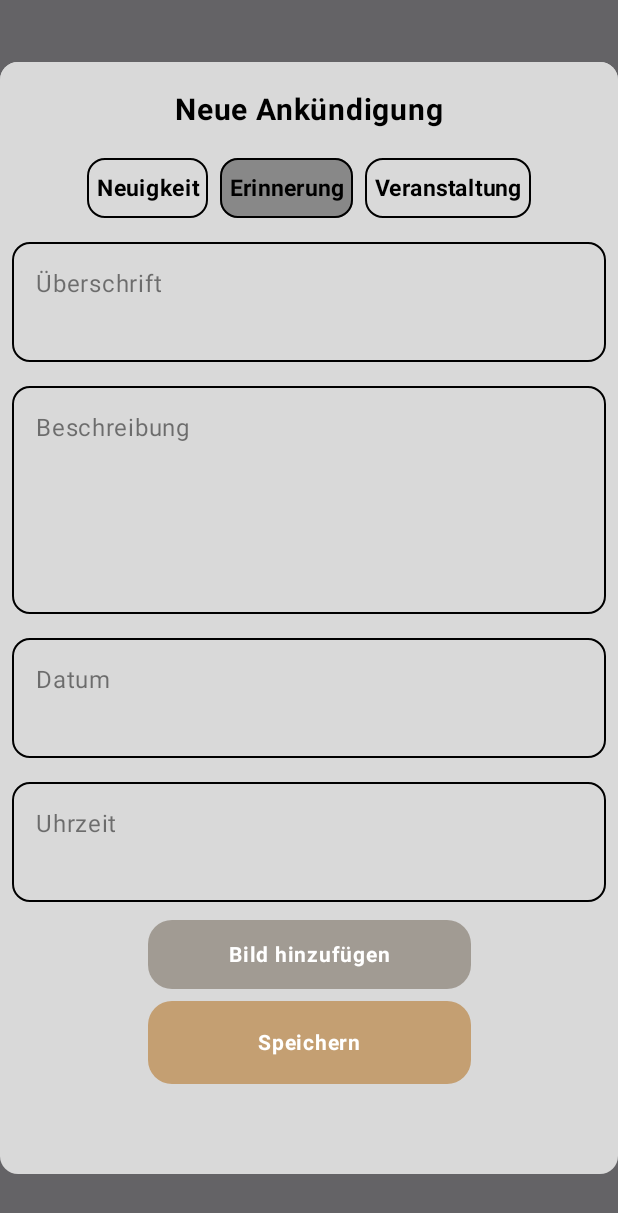
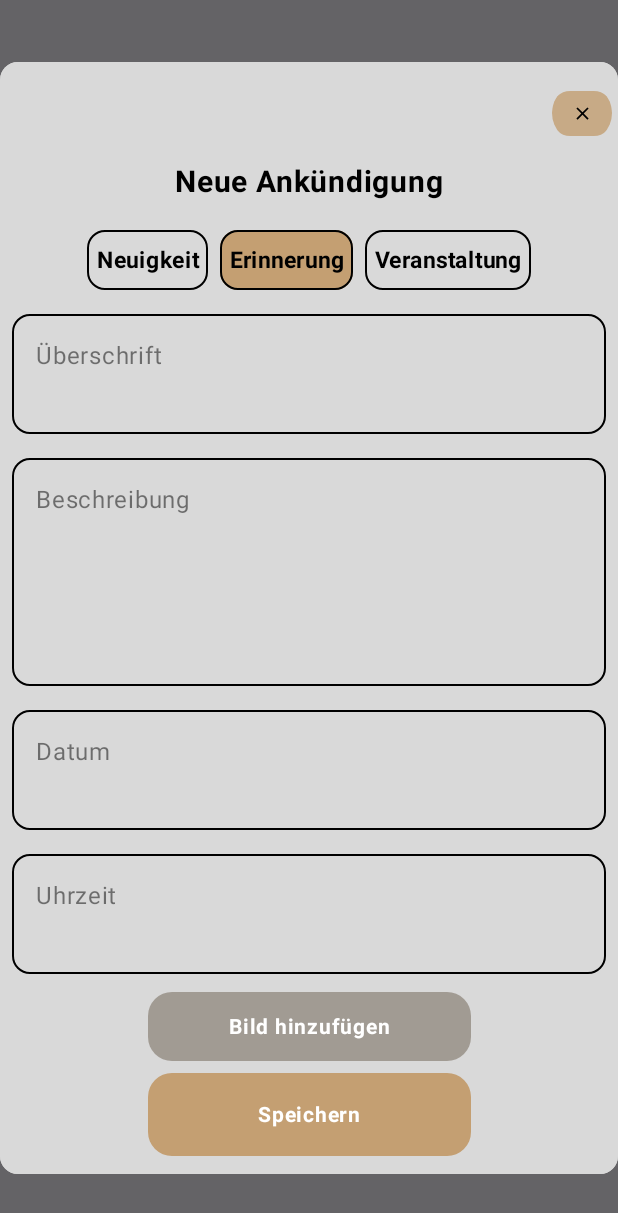
Before and after one commit to JensHuelsenbeck/ChaesStoekli, an Android app built with Jetpack Compose: the composable NewsAddDialog shown on its own in the app's theme, after a tap on "Erinnerung", on a phone screen of 412 x 824 dp. Shown: the top 1213 px of the screen. Run offline under Robolectric (Android 15) with nearby library versions, the light colour scheme and no system bars; our stand-ins replace Firebase (no records; nobody signed in at launch, a user with empty details on screens opened directly); 3 statements that could not run were skipped; 1 other tap on this screen came first.

Commit message:
NewsDialog kann nun geschlossen werden

```diff
--- a/app/src/main/java/com/example/cheas_stoeckli/AppStart.kt
+++ b/app/src/main/java/com/example/cheas_stoeckli/AppStart.kt
@@ -54,6 +54,7 @@ fun AppStart(
                 .background(screenBackgroundPrimary)
                 .navigationBarsPadding()
                 .systemBarsPadding(),
+
             bottomBar = {
                 NavigationBar(
                     containerColor = screenBackgroundPrimary,
@@ -78,7 +79,8 @@ fun AppStart(
                                 Text(tabItem.title)
                             },
                             colors = NavigationBarItemDefaults.colors(
-                                indicatorColor = Color.Transparent)
+                                indicatorColor = Color.Transparent
+                            )
                         )
                     }
                 }
--- a/app/src/main/java/com/example/cheas_stoeckli/ui/components/Dialog/EnumItem.kt
+++ b/app/src/main/java/com/example/cheas_stoeckli/ui/components/Dialog/EnumItem.kt
@@ -17,6 +17,7 @@ import androidx.compose.ui.text.style.TextAlign
 import androidx.compose.ui.unit.dp
 import androidx.compose.ui.unit.sp
 import com.example.cheas_stoeckli.ui.enums.NewsKind
+import com.example.cheas_stoeckli.ui.theme.loginButtonColor
 
 @Composable
 fun EnumItem(
@@ -33,7 +34,7 @@ fun EnumItem(
 
             .padding(horizontal = 4.dp)
             .background(
-                if (isSelected) Color.Gray else Color.Transparent,
+                if (isSelected) loginButtonColor else Color.Transparent,
                 RoundedCornerShape(12.dp)
             )
             .border(1.dp, Color.Black, shape = RoundedCornerShape(12.dp))
--- a/app/src/main/java/com/example/cheas_stoeckli/ui/components/Dialog/NewsAddDialog.kt
+++ b/app/src/main/java/com/example/cheas_stoeckli/ui/components/Dialog/NewsAddDialog.kt
@@ -1,7 +1,6 @@
 package com.example.cheas_stoeckli.ui.components.Dialog
 
 import android.net.Uri
-import android.util.Log
 import androidx.activity.compose.rememberLauncherForActivityResult
 import androidx.activity.result.contract.ActivityResultContracts
 import androidx.compose.animation.AnimatedVisibility
@@ -9,24 +8,27 @@ import androidx.compose.foundation.background
 import androidx.compose.foundation.layout.Arrangement
 import androidx.compose.foundation.layout.Box
 import androidx.compose.foundation.layout.Column
+import androidx.compose.foundation.layout.Row
 import androidx.compose.foundation.layout.Spacer
 import androidx.compose.foundation.layout.fillMaxHeight
 import androidx.compose.foundation.layout.fillMaxSize
 import androidx.compose.foundation.layout.fillMaxWidth
 import androidx.compose.foundation.layout.height
+import androidx.compose.foundation.layout.padding
+import androidx.compose.foundation.layout.width
 import androidx.compose.foundation.lazy.LazyRow
 import androidx.compose.foundation.lazy.items
 import androidx.compose.foundation.rememberScrollState
 import androidx.compose.foundation.shape.RoundedCornerShape
 import androidx.compose.foundation.verticalScroll
+import androidx.compose.material.icons.Icons
+import androidx.compose.material.icons.filled.Close
+import androidx.compose.material3.Icon
+import androidx.compose.material3.IconButton
 import androidx.compose.material3.Surface
 import androidx.compose.material3.Text
 import androidx.compose.runtime.Composable
 import androidx.compose.runtime.MutableState
-import androidx.compose.runtime.getValue
-import androidx.compose.runtime.mutableStateOf
-import androidx.compose.runtime.remember
-import androidx.compose.runtime.setValue
 import androidx.compose.ui.Alignment
 import androidx.compose.ui.Modifier
 import androidx.compose.ui.graphics.Color
@@ -36,6 +38,7 @@ import androidx.compose.ui.unit.sp
 import androidx.compose.ui.window.Dialog
 import com.example.cheas_stoeckli.ui.enums.NewsKind
 import com.example.cheas_stoeckli.ui.theme.cardBackgroundPrimary
+import com.example.cheas_stoeckli.ui.theme.loginButtonColor
 import com.example.cheas_stoeckli.ui.viewModel.NewsAddViewModel
 import org.koin.androidx.compose.koinViewModel
 
@@ -50,20 +53,9 @@ fun NewsAddDialog(
         contract = ActivityResultContracts.GetContent()
     ) { uri: Uri? ->
         uri?.let {
-        viewModel.addPictureToCloud(it)
+            viewModel.addPictureToCloud(it)
+        }
     }
-}
-
-
-    var title = remember { mutableStateOf("") }
-    var text = remember { mutableStateOf("") }
-    var img = remember { mutableStateOf("") }
-    var destination = remember { mutableStateOf("") }
-    var date = remember { mutableStateOf("") }
-    var time = remember { mutableStateOf("") }
-    var type by remember { mutableStateOf<NewsKind?>(null) }
-
-    var isSelected by remember { mutableStateOf(false) }
 
     Dialog(
         onDismissRequest = { isDialogOpen.value = false },
@@ -81,15 +73,40 @@ fun NewsAddDialog(
                     .verticalScroll(rememberScrollState()),
 
                 ) {
+
                 Column(
                     horizontalAlignment = Alignment.CenterHorizontally,
                     verticalArrangement = Arrangement.Top,
                     modifier = Modifier
                         .background(cardBackgroundPrimary)
                         .fillMaxSize()
-                       // .animateContentSize()
+
                 ) {
-                    Spacer(Modifier.height(20.dp))
+                    Spacer(Modifier.height(10.dp))
+                    Row(
+                        horizontalArrangement = Arrangement.End,
+                        modifier = Modifier.fillMaxWidth()
+                    ) {
+                        IconButton(onClick = {
+                            isDialogOpen.value = false
+                        }) {
+                            Icon(
+                                imageVector = Icons.Filled.Close,
+                                contentDescription = "",
+                                tint = Color.Black,
+                                modifier = Modifier
+                                    .height(30.dp)
+                                    .width(45.dp)
+                                    .background(
+                                        loginButtonColor.copy(alpha = 0.8f),
+                                        shape = RoundedCornerShape(12.dp)
+                                    )
+                                    .padding(8.dp)
+                            )
+                        }
+                    }
+
+                    Spacer(Modifier.height(10.dp))
                     Text(
                         text = "Neue Ankündigung",
                         fontSize = 20.sp,
@@ -105,47 +122,47 @@ fun NewsAddDialog(
                         items(NewsKind.entries) { entry ->
                             EnumItem(
                                 enum = entry,
-                                onClick = { type = entry },
-                                isSelected = type == entry
+                                onClick = { viewModel.type = entry },
+                                isSelected = viewModel.type == entry
                             )
                         }
                     }
                     Spacer(modifier = Modifier.height(8.dp))
                     DialogTextField(
-                        usedString = title,
+                        usedString = viewModel.title,
                         label = "Überschrift",
                         placeholder = "Wähle eine kurze Überschrift",
                         maxLines = 2,
                         minLines = 2
                     )
                     DialogTextField(
-                        usedString = text,
+                        usedString = viewModel.text,
                         label = "Beschreibung",
                         placeholder = "Erzähle worum es geht",
                         maxLines = 5,
                         minLines = 5
                     )
-                    AnimatedVisibility(visible = type == NewsKind.EVENTS || type == NewsKind.REMINDER) {
+                    AnimatedVisibility(visible = viewModel.type == NewsKind.EVENTS || viewModel.type == NewsKind.REMINDER) {
                         Column {
                             DialogTextField(
-                                usedString = date,
+                                usedString = viewModel.date,
                                 label = "Datum",
                                 placeholder = "Für Veranstaltungen oder Erinnerungen, zB. 05.12.25 oder Di, 20.05",
                                 maxLines = 2,
                                 minLines = 2
                             )
                             DialogTextField(
-                                usedString = time,
+                                usedString = viewModel.time,
                                 label = "Uhrzeit",
-                                placeholder = "Schreibe hier die Uhrzeit hinein? zb. 14:30 ",
+                                placeholder = "Schreibe hier die Uhrzeit hinein. zb. 14:30 ",
                                 maxLines = 2,
                                 minLines = 2
                             )
                         }
                     }
-                    AnimatedVisibility(visible = type == NewsKind.EVENTS) {
+                    AnimatedVisibility(visible = viewModel.type == NewsKind.EVENTS) {
                         DialogTextField(
-                            usedString = destination,
+                            usedString = viewModel.destination,
                             label = "Veranstaltungsort",
                             placeholder = "Schreibe die die Adresse hinein, zb Zürichstrasse 106, 8910 Affoltern am Albis",
                             maxLines = 2,
@@ -160,23 +177,15 @@ fun NewsAddDialog(
                     SaveNewsButton(
                         onClickSaveNews = {
 
-                            Log.d("SaveNewsButton", "title: ${title.value}")
-                            Log.d("SaveNewsButton", "text: ${text.value}")
-                            Log.d("SaveNewsButton", "img: ${img.value}")
-                            Log.d("SaveNewsButton", "destination: ${destination.value}")
-                            Log.d("SaveNewsButton", "date: ${date.value}")
-                            Log.d("SaveNewsButton", "time: ${time.value}")
-                            Log.d("SaveNewsButton", "type: ${type?.name ?: "null"}")
-
                             viewModel.addNews(
-                                title = title.value,
-                                text = text.value,
-                                destination = destination.value,
-                                date = date.value,
-                                type = type ?: NewsKind.NEWS,
-                                time = time.value
+                                title = viewModel.title.value,
+                                text = viewModel.text.value,
+                                destination = viewModel.destination.value,
+                                date = viewModel.date.value,
+                                type = viewModel.type ?: NewsKind.NEWS,
+                                time = viewModel.time.value
                             )
-
+                            isDialogOpen.value = false
                         },
                     )
                     Spacer(Modifier.height(20.dp))
--- a/app/src/main/java/com/example/cheas_stoeckli/ui/viewModel/NewsAddViewModel.kt
+++ b/app/src/main/java/com/example/cheas_stoeckli/ui/viewModel/NewsAddViewModel.kt
@@ -2,7 +2,9 @@ package com.example.cheas_stoeckli.ui.viewModel
 
 import android.net.Uri
 import android.util.Log
+import androidx.compose.runtime.getValue
 import androidx.compose.runtime.mutableStateOf
+import androidx.compose.runtime.setValue
 import androidx.lifecycle.ViewModel
 import com.example.cheas_stoeckli.data.repositories.CloudStorageRepository
 import com.example.cheas_stoeckli.data.repositories.CloudStorageRepository.CloudUploadError
@@ -16,7 +18,12 @@ class NewsAddViewModel(
     private val cloudRepo: CloudStorageRepository
 ) : ViewModel() {
 
-
+    var title = mutableStateOf("")
+    var text = mutableStateOf("")
+    var destination = mutableStateOf("")
+    var date = mutableStateOf("")
+    var time = mutableStateOf("")
+    var type by mutableStateOf<NewsKind?>(null)
     val imageDownloadUrl = mutableStateOf("")
     val imagePathInsideCloud = mutableStateOf("")
 
@@ -62,10 +69,25 @@ class NewsAddViewModel(
                     is CloudUploadError.NotFound -> Log.e("Upload", "Fehler: NotFound")
                     is CloudUploadError.Timeout -> Log.e("Upload", "Fehler: Timeout")
                     is CloudUploadError.ServerError -> Log.e("Upload", "Fehler: ServerError")
-                    is CloudUploadError.Unknown -> Log.e("Upload", "Fehler: Unknown: ${error.original.message}")
+                    is CloudUploadError.Unknown -> Log.e(
+                        "Upload",
+                        "Fehler: Unknown: ${error.original.message}"
+                    )
                 }
             }
         )
+    }
+
+    fun setValuablesToEmpty() {
+
+        title.value = ""
+        text.value = ""
+        destination.value = ""
+        date.value = ""
+        time.value = ""
+        type = null
+        imageDownloadUrl.value = ""
+        imagePathInsideCloud.value = ""
 
     }
 
```
